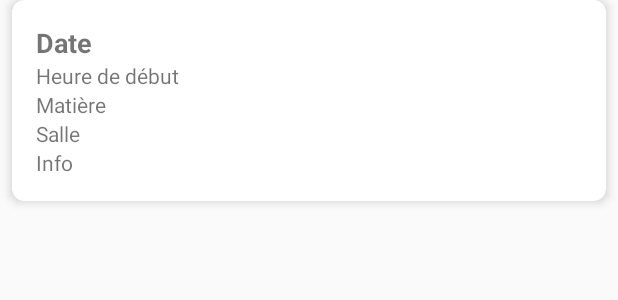
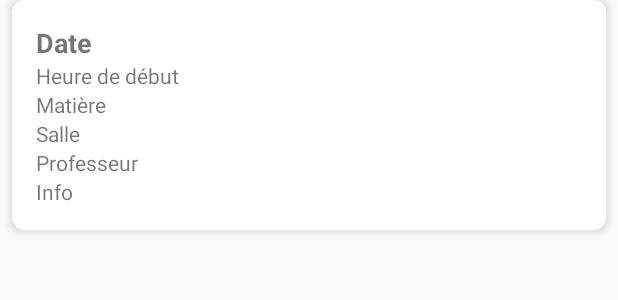
Before and after one commit to gitdreamlteui/PoleInfo, an Android app: the layout item_reservation.xml on its own in the app's theme, with its tools: preview values and no code run, on a phone screen of 412 x 824 dp. Shown: the top 300 px of the screen. Run offline under Robolectric (Android 15) with nearby library versions, the phone set to English and light mode, and no system bars; network calls fail.

Commit message:
Ajout d'un message d'erreur quand l'API n'est pas joignable et ajout des professeurs dans l'app Android

```diff
--- a/affichage_smartphone/PoleInfo/app/src/main/java/com/example/poleinfo/ReservationAdapter.kt
+++ b/affichage_smartphone/PoleInfo/app/src/main/java/com/example/poleinfo/ReservationAdapter.kt
@@ -32,7 +32,7 @@ class ReservationAdapter(
         // Heure de début : conversion de "PT8H10M" en "8h10"
         val heureRegex = Regex("""PT(\d+)H(\d+)?M?""")
         val match = heureRegex.matchEntire(reservation.heure_debut)
-        val heure = match?.groupValues?.getOrNull(1)?.toIntOrNull() ?: 0
+        val heure = match?.groupValues?.getOrNull(1)?.toIntOrNull() ?:  0
         val minute = match?.groupValues?.getOrNull(2)?.toIntOrNull() ?: 0
         val heureDebutText = String.format("%02dh%02d", heure, minute)
 
@@ -45,6 +45,7 @@ class ReservationAdapter(
         holder.tvHeureDebut.text = "Début : $heureDebutText - Fin : $heureFinText"
         holder.tvMatiere.text = "Matière : ${reservation.nom_matiere}"
         holder.tvSalle.text = "Salle : ${reservation.numero_salle}"
+        holder.tvProfesseur.text = "Professeur : ${reservation.prenom} ${reservation.nom_user.toUpperCase()}"
         holder.tvInfo.text = "Info : ${reservation.info}"
     }
 
@@ -55,6 +56,7 @@ class ReservationAdapter(
         val tvHeureDebut: TextView = itemView.findViewById(R.id.tvHeureDebut)
         val tvMatiere: TextView = itemView.findViewById(R.id.tvMatiere)
         val tvSalle: TextView = itemView.findViewById(R.id.tvSalle)
+        val tvProfesseur: TextView = itemView.findViewById(R.id.tvProfesseur)
         val tvInfo: TextView = itemView.findViewById(R.id.tvInfo)
 
         init {
--- a/affichage_smartphone/PoleInfo/app/src/main/res/layout/item_reservation.xml
+++ b/affichage_smartphone/PoleInfo/app/src/main/res/layout/item_reservation.xml
@@ -43,6 +43,12 @@
             android:text="Salle" />
 
         <TextView
+            android:id="@+id/tvProfesseur"
+            android:layout_width="wrap_content"
+            android:layout_height="wrap_content"
+            android:text="Professeur" />
+
+        <TextView
             android:id="@+id/tvInfo"
             android:layout_width="wrap_content"
             android:layout_height="wrap_content"
```
Also changed, not shown: affichage_smartphone/PoleInfo/app/src/main/java/com/example/poleinfo/MainActivity.kt (+21 -2 lines), affichage_smartphone/PoleInfo/app/src/main/res/layout/activity_main.xml (+16 -0 lines), 62 other files.
